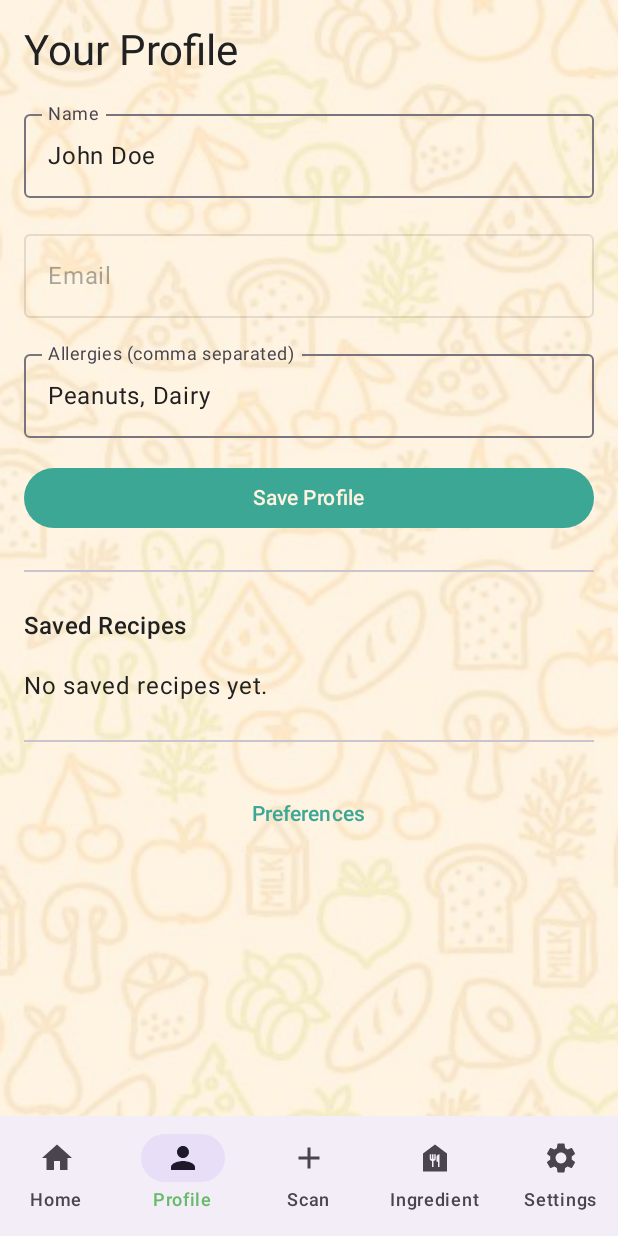
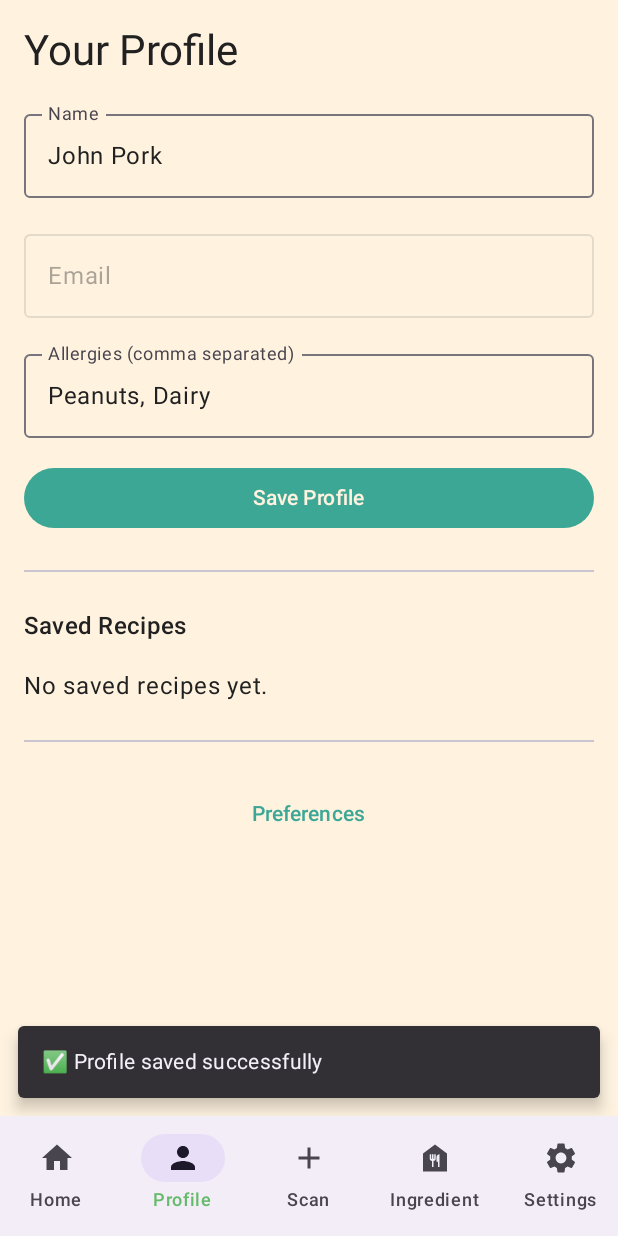
Before and after one commit to erikg04/FreshTrackAndroid, an Android app built with Jetpack Compose: the ProfileScreen screen opened through its navigation route, after a tap on "Save Profile", on a phone screen of 412 x 824 dp. Run offline under Robolectric (Android 15) with nearby library versions, the phone set to English and light mode, and no system bars; our stand-ins replace Firebase (no records; nobody signed in at launch, a user with empty details on screens opened directly); pictures from the network do not load.

Commit message:
1.21 Whenever user signs up they enter their name email, and password so the name and email will now show up in the profile page

```diff
--- a/app/src/main/java/com/example/freshtrack/screens/ProfileScreen.kt
+++ b/app/src/main/java/com/example/freshtrack/screens/ProfileScreen.kt
@@ -1,18 +1,18 @@
 package com.example.freshtrack.screens
 
 import android.util.Log
-import androidx.compose.foundation.clickable
 import androidx.compose.foundation.layout.*
 import androidx.compose.foundation.rememberScrollState
 import androidx.compose.foundation.verticalScroll
 import androidx.compose.material3.*
 import androidx.compose.runtime.*
-import androidx.compose.ui.Alignment
 import androidx.compose.ui.Modifier
 import androidx.compose.ui.unit.dp
+import coil.compose.AsyncImage
 import com.google.firebase.auth.FirebaseAuth
 import com.google.firebase.firestore.FirebaseFirestore
-import coil.compose.AsyncImage
+import com.google.firebase.firestore.SetOptions
+import kotlinx.coroutines.launch
 
 data class SavedRecipe(
     val id: Int = 0,
@@ -23,22 +23,37 @@
 @OptIn(ExperimentalMaterial3Api::class)
 @Composable
 fun ProfileScreen() {
+    val snackbarHostState = remember { SnackbarHostState() }
+    val scope = rememberCoroutineScope()
+
     val auth = FirebaseAuth.getInstance()
     val user = auth.currentUser
     val emailFromAuth = user?.email ?: "Not logged in"
 
-    var name by remember { mutableStateOf("John Doe") }
+    var name by remember { mutableStateOf("John Pork") }
     var email by remember { mutableStateOf(emailFromAuth) }
     var allergies by remember { mutableStateOf("Peanuts, Dairy") }
 
     val db = FirebaseFirestore.getInstance()
     val savedRecipes = remember { mutableStateListOf<SavedRecipe>() }
 
-    // 🔄 Load saved recipes
+    // 🔄 Load profile data and saved recipes
     LaunchedEffect(user?.uid) {
         if (user != null) {
-            db.collection("users").document(user.uid)
-                .collection("savedRecipes")
+            val userDocRef = db.collection("users").document(user.uid)
+
+            userDocRef.get()
+                .addOnSuccessListener { document ->
+                    if (document.exists()) {
+                        name = document.getString("name") ?: "Unknown"
+                        allergies = document.getString("allergies") ?: ""
+                    }
+                }
+                .addOnFailureListener {
+                    Log.e("FIRESTORE", "Failed to fetch user profile: ${it.message}")
+                }
+
+            userDocRef.collection("savedRecipes")
                 .get()
                 .addOnSuccessListener { snapshot ->
                     val data = snapshot.documents.mapNotNull { it.toObject(SavedRecipe::class.java) }
@@ -51,14 +66,17 @@
         }
     }
 
+    Scaffold(
+        snackbarHost = { SnackbarHost(snackbarHostState) }
+    ) { innerPadding ->
         Column(
             modifier = Modifier
+                .padding(innerPadding)
                 .fillMaxSize()
                 .padding(16.dp)
                 .verticalScroll(rememberScrollState()),
             verticalArrangement = Arrangement.spacedBy(16.dp)
         ) {
-        // 👤 Profile Header
             Text("Your Profile", style = MaterialTheme.typography.headlineMedium, color = MaterialTheme.colorScheme.onBackground)
 
             OutlinedTextField(
@@ -68,7 +86,6 @@
                 modifier = Modifier.fillMaxWidth()
             )
 
-        // ✉️ Auto-filled email
             OutlinedTextField(
                 value = email,
                 onValueChange = { email = it },
@@ -85,7 +102,26 @@
             )
 
             Button(
-            onClick = { /* Save logic here */ },
+                onClick = {
+                    user?.uid?.let { uid ->
+                        val updatedData = mapOf(
+                            "name" to name,
+                            "allergies" to allergies
+                        )
+                        db.collection("users").document(uid)
+                            .set(updatedData, SetOptions.merge())
+                            .addOnSuccessListener {
+                                scope.launch {
+                                    snackbarHostState.showSnackbar("✅ Profile saved successfully")
+                                }
+                            }
+                            .addOnFailureListener {
+                                scope.launch {
+                                    snackbarHostState.showSnackbar("❌ Failed to save profile: ${it.message}")
+                                }
+                            }
+                    }
+                },
                 modifier = Modifier.fillMaxWidth()
             ) {
                 Text("Save Profile")
@@ -93,7 +129,6 @@
 
             Divider(modifier = Modifier.padding(vertical = 8.dp))
 
-        // 🍽️ Saved Recipes Section
             Text("Saved Recipes", style = MaterialTheme.typography.titleMedium, color = MaterialTheme.colorScheme.onBackground)
 
             if (savedRecipes.isEmpty()) {
@@ -122,9 +157,9 @@
 
             Divider(modifier = Modifier.padding(vertical = 8.dp))
 
-        // ➕ Preferences & More
             ProfileTextItem(title = "Preferences") {
                 // Navigate to preferences
+            }
         }
     }
 }
```
Lines whose indentation alone changed are shown as unchanged.
